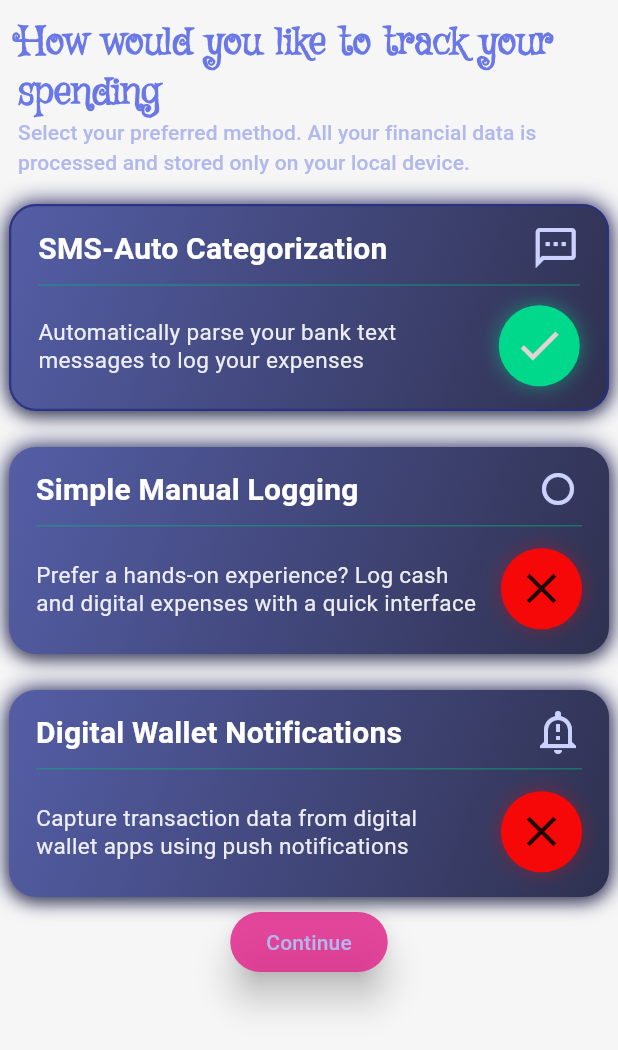
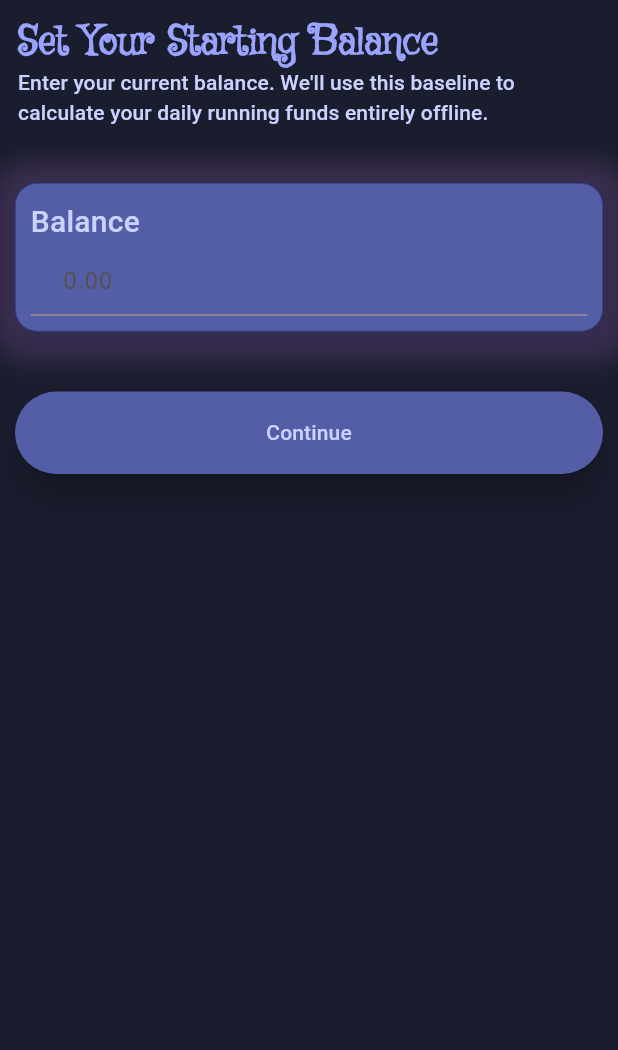
Before and after one commit to neal-core/vellio, a Flutter app: the TrackMethodScreen screen opened directly with empty values, after a tap on "SMS-Auto Categorization", after a tap on "Continue", on a phone screen of 412 x 824 dp. Shown: the top 1050 px of the screen. Run offline on Flutter 3.47's test engine with Material 3 defaults, Android fonts, the phone set to English and light mode, and no system bars; Roboto replaces fonts that are missing (EduVic).

Commit message:
feat(ETVL-1726): added budget screen
added a budget screen, made the theme dark-only (light theme currently being reworked)

```diff
--- /dev/null
+++ b/lib/components/trackMethods.dart
@@ -0,0 +1,23 @@
+import 'package:flutter/material.dart';
+
+List<Map<String, dynamic>> trackMethods = [
+  {
+    'title': 'SMS-Auto Categorization',
+    'icon': Icons.sms_outlined,
+    'desc': 'Automatically parse your bank text messages to log your expenses',
+    'status': 'unselected',
+  },
+  {
+    'title': 'Simple Manual Logging',
+    'icon': Icons.fiber_manual_record_outlined,
+    'desc':
+        'Prefer a hands-on experience? Log cash and digital expenses with a quick interface',
+    'status': 'unselected',
+  },
+  {
+    'title': 'Digital Wallet Notifications',
+    'icon': Icons.notification_important_outlined,
+    'desc':
+        'Capture transaction data from digital wallet apps using push notifications',
+  },
+];
--- a/lib/components/trackmethods.dart
+++ /dev/null
@@ -1,7 +0,0 @@
-import 'package:flutter/material.dart';
-
-List<Map<String, dynamic>> trackMethods = [
-  {'title': 'SMS-Auto Categorization', 'icon': Icons.sms_outlined, 'desc': 'Automatically parse your bank text messages to log your expenses', 'status': 'unselected'},
-  {'title': 'Simple Manual Logging', 'icon': Icons.fiber_manual_record_outlined, 'desc': 'Prefer a hands-on experience? Log cash and digital expenses with a quick interface', 'status': 'unselected'},
-  {'title': 'Digital Wallet Notifications', 'icon': Icons.notification_important_outlined, 'desc': 'Capture transaction data from digital wallet apps using push notifications'}
-];
--- a/lib/screens/budget_screen.dart
+++ b/lib/screens/budget_screen.dart
@@ -0,0 +1,176 @@
+import 'package:flutter/material.dart';
+import 'package:flutter/services.dart';
+
+class BudgetScreen extends StatefulWidget {
+  final List<String> selectedCategories;
+  final String selectedMethod;
+  const BudgetScreen({
+    super.key,
+    required this.selectedCategories,
+    required this.selectedMethod,
+  });
+  @override
+  State<BudgetScreen> createState() => _BudgetState();
+}
+
+class _BudgetState extends State<BudgetScreen> {
+  final TextEditingController _budgetControl = TextEditingController();
+  late String descriptor = "";
+  @override
+  Widget build(BuildContext context) {
+    bool isDark = Theme.of(context).brightness == Brightness.dark
+        ? true
+        : false;
+    return SafeArea(
+      top: true,
+      bottom: false,
+      left: true,
+      right: true,
+      child: SizedBox(
+        width: double.infinity,
+        height: double.infinity,
+        child: Scaffold(
+          body: Column(
+            children: [
+              Align(
+                alignment: Alignment.topLeft,
+                child: Padding(
+                  padding: EdgeInsets.all(12.0),
+                  child: Column(
+                    mainAxisSize: MainAxisSize.min,
+                    crossAxisAlignment: CrossAxisAlignment.start,
+                    children: [
+                      Text(
+                        "Set Your Starting Balance",
+                        style: Theme.of(context).textTheme.titleLarge,
+                      ),
+                      Text(
+                        "Enter your current balance. We'll use this baseline to calculate your daily running funds entirely offline.",
+                        style: Theme.of(context).textTheme.titleSmall,
+                      ),
+                    ],
+                  ),
+                ),
+              ),
+              SizedBox(height: 15),
+              Padding(
+                padding: EdgeInsets.all(10.0),
+                child: Container(
+                  padding: EdgeInsets.all(10.0),
+                  decoration: BoxDecoration(
+                    borderRadius: BorderRadius.circular(15.0),
+                    boxShadow: [
+                      BoxShadow(
+                        color: const Color(0xFF331D3E),
+                        spreadRadius: 8.0,
+                        blurRadius: 14.0,
+                      ),
+                      BoxShadow(
+                        color: const Color(0xFF403845),
+                        offset: Offset(2, 2),
+                        spreadRadius: 10.0,
+                        blurRadius: 15.0,
+                      ),
+                      BoxShadow(
+                        color: const Color(0xE8342A51),
+                        offset: Offset(2, 5),
+                        spreadRadius: 12.0,
+                        blurRadius: 16.0,
+                      ),
+                    ],
+                    border: Border.all(
+                      color: const Color(0xE2283081),
+                      width: 0.5,
+                    ),
+                    color: isDark
+                        ? const Color(0xFF545EA6)
+                        : const Color(0xFF22CF20),
+                  ),
+                  child: Column(
+                    crossAxisAlignment: CrossAxisAlignment.start,
+                    children: [
+                      Text(
+                        "Balance",
+                        style: Theme.of(context).textTheme.titleMedium,
+                      ),
+                      TextField(
+                        controller: _budgetControl,
+                        keyboardType: const TextInputType.numberWithOptions(
+                          decimal: true,
+                        ),
+                        inputFormatters: [
+                          FilteringTextInputFormatter.allow(
+                            RegExp(r'^\d{0,7}\.?\d{0,2}'),
+                          ),
+                        ],
+                        decoration: InputDecoration(
+                          prefixText: "₦ ",
+                          prefixStyle: Theme.of(context).textTheme.titleMedium,
+                          hintText: "0.00",
+                          hintStyle: TextStyle(color: Color(0xFF535252)),
+                        ),
+                      ),
+                      if (descriptor.isNotEmpty)
+                        Padding(
+                          padding: const EdgeInsets.only(top: 8.0),
+                          child: Row(
+                            children: [
+                              const Icon(
+                                Icons.error_outline,
+                                size: 16,
+                                color: Color(0xFFBA1A1A),
+                              ),
+                              const SizedBox(width: 6),
+                              Expanded(
+                                child: Text(
+                                  descriptor,
+                                  style: Theme.of(context)
+                                      .textTheme
+                                      .titleSmall!.copyWith(
+                                    color: const Color(0xFFBA1A1A),
+                                    fontWeight: FontWeight.w500,
+                                  ),
+                                ),
+                              ),
+                            ],
+                          ),
+                        ),
+                    ],
+                  ),
+                ),
+              ),
+              SizedBox(width: double.infinity, height: 20),
+              SizedBox(
+                width: double.infinity,
+                height: 75,
+                child: Padding(
+                  padding: EdgeInsets.all(10.0),
+                  child: ElevatedButton(
+                    onPressed: () {
+                      setState(() {
+                        if (_budgetControl.text != "") {
+                          descriptor = "";
+                          if (double.tryParse(_budgetControl.text)! >= 500.00) {
+                            descriptor = "";
+                          } else {
+                            descriptor = "Amount must be at least ₦500.00";
+                          }
+                        } else {
+                          descriptor = "No amount specified";
+                        }
+                      });
+                    },
+                    child: Text(
+                      "Continue",
+                      style: Theme.of(context).textTheme.titleSmall,
+                    ),
+                  ),
+                ),
+              ),
+            ],
+          ),
+        ),
+      ),
+    );
+  }
+}
--- a/lib/screens/onboarding.dart
+++ b/lib/screens/onboarding.dart
@@ -55,30 +55,40 @@ class _OnboardingState extends State<Onboarding> {
                     child: Container(
                       decoration: BoxDecoration(
                         borderRadius: BorderRadius.circular(18),
-                        border: item['state'] == 'selected' ? Border.all(
-                            color: isDark == true ? Color(0xE22734CD) : Color(0xDB681340),
-                            width: 1.5
-                        ) : null,
+                        border: item['state'] == 'selected'
+                            ? Border.all(
+                                color: isDark == true
+                                    ? Color(0xE22734CD)
+                                    : Color(0xDB681340),
+                                width: 1.5,
+                              )
+                            : null,
                         gradient: LinearGradient(
                           begin: Alignment.topLeft,
                           end: Alignment.bottomRight,
                           colors: [
-                            isDark == true ? Color(0xFF545EA6) : Color(0xDBE12B8D),
-                            isDark == true ? Color(0xFF2F3150) : Color(0xDB5A0F37)
-                          ]
+                            isDark == true
+                                ? Color(0xFF545EA6)
+                                : Color(0xDBE12B8D),
+                            isDark == true
+                                ? Color(0xFF2F3150)
+                                : Color(0xDB5A0F37),
+                          ],
                         ),
                         boxShadow: [
                           BoxShadow(
-                            color: isDark == true ? Color(0xE2202361) : Color(0xDB5A1037),
+                            color: isDark == true
+                                ? Color(0xE2202361)
+                                : Color(0xDB5A1037),
                             blurRadius: 12,
                             spreadRadius: 1,
                           ),
                           BoxShadow(
                             color: const Color(0x59000000),
                             blurRadius: 8,
-                            offset: const Offset(0,4)
-                          )
-                        ]
+                            offset: const Offset(0, 4),
+                          ),
+                        ],
                       ),
                       child: Material(
                         color: Colors.transparent,
@@ -87,15 +97,13 @@ class _OnboardingState extends State<Onboarding> {
                           borderRadius: BorderRadius.circular(18),
                           onTap: () => {
                             setState(() {
-                              item['state'] = item['state'] == 'selected' ? 'unselected' : 'selected';
-                              selectedItems = item['state'] == 'selected' ? selectedItems + 1 : selectedItems - 1;
-                              sel.clear();
-                              for (var cat in onboardingItems) {
-                                if (cat['state'] == 'selected') {
-                                  sel.add(cat['title']);
-                                }
-                              }
-                            })
+                              item['state'] = item['state'] == 'selected'
+                                  ? 'unselected'
+                                  : 'selected';
+                              selectedItems = item['state'] == 'selected'
+                                  ? selectedItems + 1
+                                  : selectedItems - 1;
+                            }),
                           },
                           child: Center(
                             child: Column(
@@ -105,9 +113,16 @@ class _OnboardingState extends State<Onboarding> {
                               spacing: 3,
                               children: [
                                 Icon(
-                                  item['icon'], size: 35.0, color: const Color(0xFFCCD2FF),
+                                  item['icon'],
+                                  size: 35.0,
+                                  color: const Color(0xFFCCD2FF),
                                 ),
-                                Text("${item['name']} ${item['state'] == 'selected' ? '✔️' : '✖️'}", style: Theme.of(context).textTheme.titleMedium,)
+                                Text(
+                                  "${item['name']} ${item['state'] == 'selected' ? '✔️' : '✖️'}",
+                                  style: Theme.of(
+                                    context,
+                                  ).textTheme.titleMedium,
+                                ),
                               ],
                             ),
                           ),
@@ -123,11 +138,34 @@ class _OnboardingState extends State<Onboarding> {
                 child: Padding(
                   padding: const EdgeInsets.fromLTRB(16.0, 35.0, 16.0, 5.0),
                   child: ElevatedButton(
-                    onPressed: selectedItems >= 3 ? () => Navigator.push(context, MaterialPageRoute(builder: (context) => TrackMethodScreen(selected: sel))) : null,
-                    child: Text("Save and Continue", style: TextStyle(color: Color(0xFFB1B8ED)),),
-                  )
+                    onPressed: selectedItems >= 3
+                        ? () => {
+                            setState(() {
+                              sel.clear();
+                              for (var cat in onboardingItems) {
+                                if (cat['state'] == 'selected') {
+                                  sel.add(cat['name']);
+                                }
+                              }
+                              ;
+                              Navigator.push(
+                                context,
+                                MaterialPageRoute(
+                                  builder: (context) => TrackMethodScreen(
+                                    selectedCategories: sel,
+                                  ),
+                                ),
+                              );
+                            }),
+                          }
+                        : null,
+                    child: Text(
+                      "Save and Continue",
+                      style: TextStyle(color: Color(0xFFB1B8ED)),
+                    ),
+                  ),
                 ),
-              )
+              ),
             ],
           ),
         ),
--- a/lib/screens/track_method_screen.dart
+++ b/lib/screens/track_method_screen.dart
@@ -1,10 +1,11 @@
 import 'package:flutter/material.dart';
 import 'package:vellio/components/onboardingItems.dart';
-import 'package:vellio/components/trackmethods.dart';
+import 'package:vellio/components/trackMethods.dart';
+import 'package:vellio/screens/budget_screen.dart';
 
 class TrackMethodScreen extends StatefulWidget {
-  final List<String> selected;
-  const TrackMethodScreen({super.key, required this.selected});
+  final List<String> selectedCategories;
+  const TrackMethodScreen({super.key, required this.selectedCategories});
   @override
   _TrackMethodState createState() => _TrackMethodState();
 }
@@ -60,15 +61,14 @@ class _TrackMethodState extends State<TrackMethodScreen> {
                           gradient: const LinearGradient(
                             begin: Alignment.topLeft,
                             end: Alignment.bottomRight,
-                              colors: [
-                                Color(0xFF545EA6),
-                                Color(0xFF2F3150),
-                              ],
+                            colors: [Color(0xFF545EA6), Color(0xFF2F3150)],
                           ),
-                            border: mthd['status'] == 'selected' ? Border.all(
+                          border: mthd['status'] == 'selected'
+                              ? Border.all(
                                   color: const Color(0xE2283081),
                                   width: 1.5,
-                            ) : null,
+                                )
+                              : null,
                           boxShadow: [
                             BoxShadow(
                               color: const Color(0xE2202361),
@@ -90,10 +90,14 @@ class _TrackMethodState extends State<TrackMethodScreen> {
                             onTap: () {
                               print("Track Method selected");
                               setState(() {
-                                  mthd['status'] = mthd['status'] == 'selected' ? 'unselected' : 'selected';
-                                  selectedTM = mthd['status'] == 'selected' ? mthd['title'] : 'default';
+                                mthd['status'] = mthd['status'] == 'selected'
+                                    ? 'unselected'
+                                    : 'selected';
+                                selectedTM = mthd['status'] == 'selected'
+                                    ? mthd['title']
+                                    : 'default';
                                 for (var mt in trackMethods) {
-                                    if (selectedTM != mt['title'])  {
+                                  if (selectedTM != mt['title']) {
                                     mt['status'] = 'unselected';
                                   }
                                 }
@@ -107,7 +111,6 @@ class _TrackMethodState extends State<TrackMethodScreen> {
                               child: Column(
                                 crossAxisAlignment: CrossAxisAlignment.start,
                                 children: [
-                                    // ───────────── TITLE ─────────────
                                   Row(
                                     children: [
                                       Expanded(
@@ -137,19 +140,17 @@ class _TrackMethodState extends State<TrackMethodScreen> {
                                   ),
 
                                   const SizedBox(height: 8),
-
-                                    // ───────────── DIVIDER ─────────────
                                   Container(
                                     height: 1,
-                                      color: const Color(0xFF00B878).withOpacity(0.45),
+                                    color: const Color(
+                                      0xFF00B878,
+                                    ).withOpacity(0.45),
                                   ),
-
                                   const SizedBox(height: 10),
-
-                                    // ───────────── DESCRIPTION ─────────────
                                   Expanded(
                                     child: Row(
-                                        crossAxisAlignment: CrossAxisAlignment.center,
+                                      crossAxisAlignment:
+                                          CrossAxisAlignment.center,
                                       children: [
                                         Expanded(
                                           child: Text(
@@ -158,7 +159,8 @@ class _TrackMethodState extends State<TrackMethodScreen> {
                                                 .textTheme
                                                 .bodyMedium
                                                 ?.copyWith(
-                                                color: Colors.white.withOpacity(0.9),
+                                                  color: Colors.white
+                                                      .withOpacity(0.9),
                                                   fontSize: 15,
                                                   height: 1.25,
                                                 ),
@@ -167,7 +169,6 @@ class _TrackMethodState extends State<TrackMethodScreen> {
 
                                         const SizedBox(width: 12),
 
-                                          // Status icon
                                         Container(
                                           width: 54,
                                           height: 54,
@@ -178,11 +179,14 @@ class _TrackMethodState extends State<TrackMethodScreen> {
                                                 : const Color(0xFFF70808),
                                             boxShadow: [
                                               BoxShadow(
-                                                  color: mthd['status'] == 'selected'
-                                                      ? const Color(0xFF00E89A)
-                                                      .withOpacity(0.45)
-                                                      : const Color(0xFFFF0000)
-                                                      .withOpacity(0.35),
+                                                color:
+                                                    mthd['status'] == 'selected'
+                                                    ? const Color(
+                                                        0xFF00E89A,
+                                                      ).withOpacity(0.45)
+                                                    : const Color(
+                                                        0xFFFF0000,
+                                                      ).withOpacity(0.35),
                                                 blurRadius: 10,
                                               ),
                                             ],
@@ -191,8 +195,9 @@ class _TrackMethodState extends State<TrackMethodScreen> {
                                             mthd['status'] == 'selected'
                                                 ? Icons.check
                                                 : Icons.close,
-                                              color: mthd['status'] == 'selected' ? Color(
-                                                  0xFFE4D3D3) : Colors.black87,
+                                            color: mthd['status'] == 'selected'
+                                                ? Color(0xFFE4D3D3)
+                                                : Colors.black87,
                                             size: 34,
                                           ),
                                         ),
@@ -207,13 +212,36 @@ class _TrackMethodState extends State<TrackMethodScreen> {
                       ),
                     ),
                   );
-
                 }).toList(),
               ),
-                ElevatedButton(onPressed: selectedTM != "default" ? () => print("Selected at least 1") : null, child: Text("Continue", style: Theme.of(context).textTheme.titleSmall,))
+              SizedBox(width: double.infinity, height: 20),
+              SizedBox(
+                width: double.infinity,
+                height: 75,
+                child: Padding(
+                  padding: EdgeInsets.all(10.0),
+                  child: ElevatedButton(
+                    onPressed: selectedTM != "default"
+                        ? () => Navigator.push(
+                            context,
+                            MaterialPageRoute(
+                              builder: (context) => BudgetScreen(
+                                selectedCategories: widget.selectedCategories,
+                                selectedMethod: selectedTM,
+                              ),
+                            ),
+                          )
+                        : null,
+                    child: Text(
+                      "Continue",
+                      style: Theme.of(context).textTheme.titleSmall,
+                    ),
+                  ),
+                ),
+              ),
             ],
           ),
-          )
+        ),
       ),
     );
   }
--- a/lib/themes/themes.dart
+++ b/lib/themes/themes.dart
@@ -1,45 +1,46 @@
 import 'package:flutter/material.dart';
 
-final ValueNotifier<ThemeMode> themeNotif = ValueNotifier(ThemeMode.system);
+final ValueNotifier<ThemeMode> themeNotif = ValueNotifier(ThemeMode.dark);
 
 final ThemeData lightTheme = ThemeData(
   useMaterial3: true,
   colorScheme: ColorScheme.fromSeed(
-    seedColor: Color(0xDBE12B8D),
+    seedColor: const Color(0xFF005AC1),
     brightness: Brightness.light,
   ),
-  scaffoldBackgroundColor: Color(0xFFF6F6F6),
+  scaffoldBackgroundColor: const Color(0xFFF8F9FF),
   textTheme: const TextTheme(
     titleLarge: TextStyle(
       fontSize: 26,
       fontFamily: "Griffy",
       fontWeight: FontWeight.bold,
-      color: Color(0xFF6978E6),
+      color: Color(0xFF005AC1),
     ),
     titleMedium: TextStyle(
       fontSize: 20,
       fontFamily: "EduVic",
       fontWeight: FontWeight.w500,
-      color: Color(0xFFB1B8ED),
+      color: Color(0xFF1B1B1F),
     ),
-    titleSmall: TextStyle(fontSize: 14, color: Color(0xFFB1B8ED)),
+    titleSmall: TextStyle(fontSize: 14, color: Color(0xFF44474E)),
   ),
-  cardTheme: CardThemeData(
-    color: Color(0xDBE12B8D),
-    surfaceTintColor: Color(0xDB5A0F37),
-    elevation: 6.0,
+  cardTheme: const CardThemeData(
+    color: Colors.white,
+    surfaceTintColor: Color(0xFFD8E2FF),
+    elevation: 2.0,
   ),
   elevatedButtonTheme: ElevatedButtonThemeData(
     style: ButtonStyle(
       backgroundColor: WidgetStateProperty.resolveWith<Color>((states) {
         if (states.contains(WidgetState.disabled)) {
-          return Color(0xFF353535);
+          return const Color(0xFFE1E2EC);
         }
-        return Color(0xDBE12B8D);
+        return const Color(0xFF005AC1);
       }),
-      elevation: WidgetStatePropertyAll(10),
-    )
-  )
+      foregroundColor: const WidgetStatePropertyAll(Colors.white),
+      elevation: const WidgetStatePropertyAll(2),
+    ),
+  ),
 );
 
 final ThemeData darkTheme = ThemeData(
```
Lines whose indentation alone changed are shown as unchanged.
